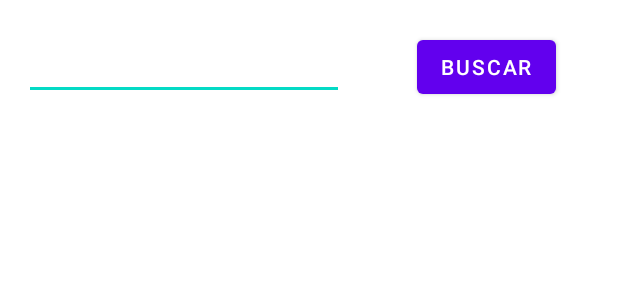
After one commit to Martinez201/AplicacionSegurdiadSL, an Android app: the layout fragment_consulta_cliente.xml on its own in the app's theme, with its tools: preview values and no code run, on a phone screen of 412 x 824 dp. The commit adds this screen. Shown: the top 300 px of the screen. Run offline under Robolectric (Android 15) with nearby library versions, the phone set to English and light mode, and no system bars; network calls fail.

Commit message:
Sustituido Spinner por una sub-vista para poder elegir bien al cliente

```diff
--- a/app/build.gradle
+++ b/app/build.gradle
@@ -33,7 +33,12 @@ android {
     }
 }
 
+apply plugin: "androidx.navigation.safeargs.kotlin"
+
+
 dependencies {
+
+    implementation 'androidx.legacy:legacy-support-v4:1.0.0'
 
     implementation 'com.squareup.retrofit2:retrofit:2.6.2'
     implementation 'com.squareup.retrofit2:converter-gson:2.6.2'
--- /dev/null
+++ b/app/src/main/res/layout/fragment_consulta_cliente.xml
@@ -0,0 +1,50 @@
+<?xml version="1.0" encoding="utf-8"?>
+<androidx.constraintlayout.widget.ConstraintLayout xmlns:android="http://schemas.android.com/apk/res/android"
+    xmlns:app="http://schemas.android.com/apk/res-auto"
+    xmlns:tools="http://schemas.android.com/tools"
+    android:layout_width="match_parent"
+    android:layout_height="match_parent"
+    tools:context=".Fragmentos.SubConsultas.ConsultaClienteFragment" >
+
+    <ListView
+        android:id="@+id/lvPersonas"
+        android:layout_width="409dp"
+        android:layout_height="586dp"
+        android:layout_marginStart="1dp"
+        android:layout_marginLeft="1dp"
+        android:layout_marginTop="64dp"
+        android:layout_marginEnd="1dp"
+        android:layout_marginRight="1dp"
+        android:layout_marginBottom="1dp"
+        app:layout_constraintBottom_toBottomOf="parent"
+        app:layout_constraintEnd_toEndOf="parent"
+        app:layout_constraintHorizontal_bias="1.0"
+        app:layout_constraintStart_toStartOf="parent"
+        app:layout_constraintTop_toBottomOf="@+id/txtBuscar"
+        app:layout_constraintVertical_bias="1.0" />
+
+    <Button
+        android:id="@+id/btnBuscarPer"
+        android:layout_width="wrap_content"
+        android:layout_height="wrap_content"
+        android:text="Buscar"
+        app:layout_constraintBottom_toBottomOf="parent"
+        app:layout_constraintEnd_toEndOf="parent"
+        app:layout_constraintHorizontal_bias="0.538"
+        app:layout_constraintStart_toEndOf="@+id/txtBuscar"
+        app:layout_constraintTop_toTopOf="parent"
+        app:layout_constraintVertical_bias="0.027" />
+
+    <EditText
+        android:id="@+id/txtBuscar"
+        android:layout_width="wrap_content"
+        android:layout_height="wrap_content"
+        android:ems="10"
+        android:inputType="textPersonName"
+        app:layout_constraintBottom_toBottomOf="parent"
+        app:layout_constraintEnd_toEndOf="parent"
+        app:layout_constraintHorizontal_bias="0.079"
+        app:layout_constraintStart_toStartOf="parent"
+        app:layout_constraintTop_toTopOf="parent"
+        app:layout_constraintVertical_bias="0.027" />
+</androidx.constraintlayout.widget.ConstraintLayout>
--- a/build.gradle
+++ b/build.gradle
@@ -6,6 +6,11 @@ buildscript {
         jcenter()
     }
     dependencies {
+
+        classpath "com.android.tools.build:gradle:4.1.3"
+        classpath "org.jetbrains.kotlin:kotlin-gradle-plugin:$kotlin_version"
+
+
         def nav_version = "2.3.3"
         classpath "androidx.navigation:navigation-safe-args-gradle-plugin:$nav_version"
         classpath "com.android.tools.build:gradle:4.1.1"
```
Also changed, not shown: app/src/main/java/com/example/proyectoampliacion/Adaptadores/MiAdaptadorPersonas.kt (added, +47 -0 lines), app/src/main/java/com/example/proyectoampliacion/Classes_Auxiliares/Persona.kt (added, +35 -0 lines), app/src/main/java/com/example/proyectoampliacion/Fragmentos/Mantenimiento/AltasFragment.kt (+57 -16 lines), app/src/main/java/com/example/proyectoampliacion/Fragmentos/SubConsultas/ConsultaClienteFragment.kt (added, +86 -0 lines), app/src/main/res/layout/persona_item.xml (added, +68 -0 lines), app/src/main/res/navigation/mobile_navigation.xml (+25 -13 lines).
